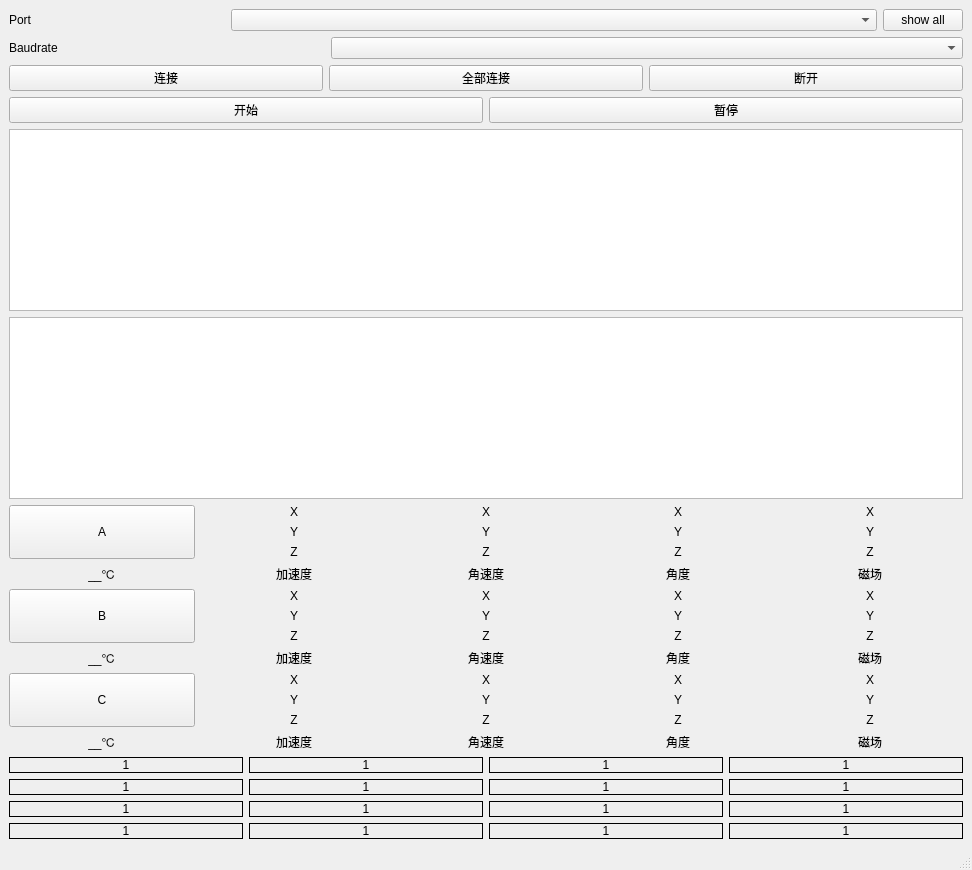
Bayyys/Notes, file ui/sensors.ui: the form before one commit.
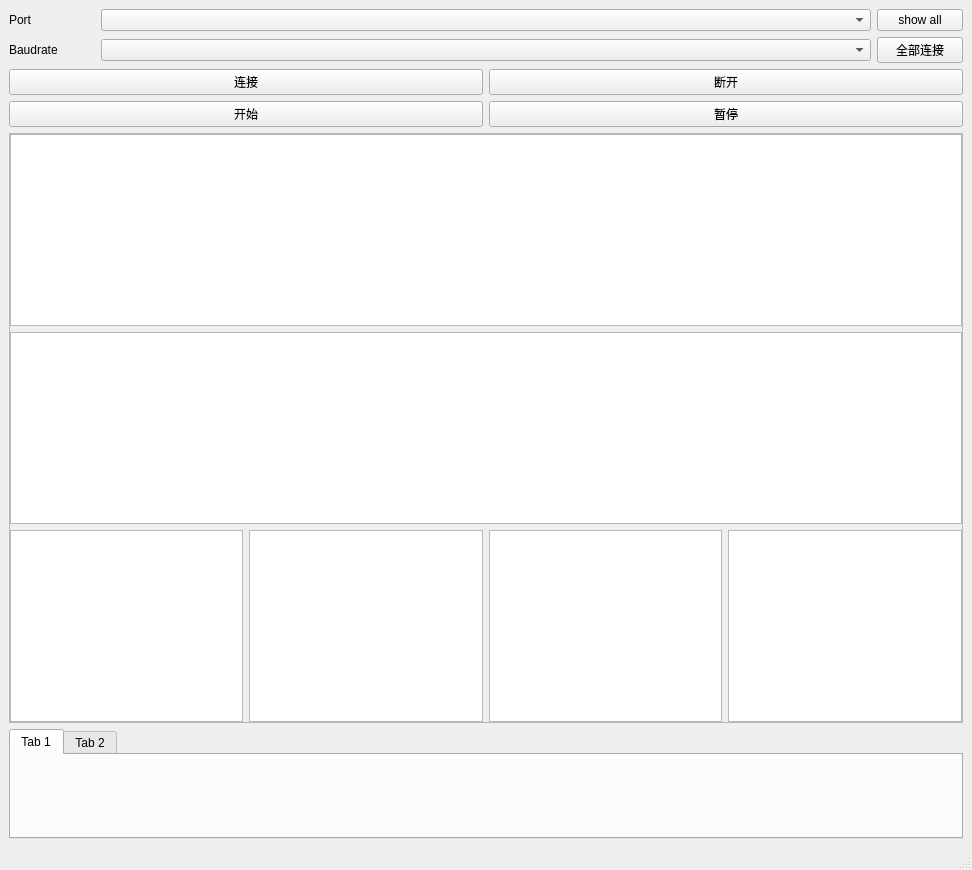
The form after the commit.

Patch:
```diff
--- a/ui/sensors.ui
+++ b/ui/sensors.ui
@@ -40,7 +40,7 @@
        <widget class="QComboBox" name="cb_port">
         <property name="sizePolicy">
          <sizepolicy hsizetype="Expanding" vsizetype="Fixed">
-          <horstretch>3</horstretch>
+          <horstretch>9</horstretch>
           <verstretch>0</verstretch>
          </sizepolicy>
         </property>
@@ -48,6 +48,12 @@
       </item>
       <item>
        <widget class="QPushButton" name="btn_port_all">
+        <property name="sizePolicy">
+         <sizepolicy hsizetype="Minimum" vsizetype="Fixed">
+          <horstretch>1</horstretch>
+          <verstretch>0</verstretch>
+         </sizepolicy>
+        </property>
         <property name="text">
          <string>show all</string>
         </property>
@@ -74,12 +80,25 @@
        <widget class="QComboBox" name="cb_baudrate">
         <property name="sizePolicy">
          <sizepolicy hsizetype="Expanding" vsizetype="Fixed">
-          <horstretch>2</horstretch>
+          <horstretch>9</horstretch>
           <verstretch>0</verstretch>
          </sizepolicy>
         </property>
        </widget>
       </item>
+      <item>
+       <widget class="QPushButton" name="btn_start_all">
+        <property name="sizePolicy">
+         <sizepolicy hsizetype="Minimum" vsizetype="Fixed">
+          <horstretch>1</horstretch>
+          <verstretch>0</verstretch>
+         </sizepolicy>
+        </property>
+        <property name="text">
+         <string>全部连接</string>
+        </property>
+       </widget>
+      </item>
      </layout>
     </item>
     <item>
@@ -91,13 +110,6 @@
         </property>
        </widget>
       </item>
-      <item>
-       <widget class="QPushButton" name="btn_start_all">
-        <property name="text">
-         <string>全部连接</string>
-        </property>
-       </widget>
-      </item>
       <item>
        <widget class="QPushButton" name="btn_stop">
         <property name="text">
@@ -126,980 +138,109 @@
      </layout>
     </item>
     <item>
-     <widget class="QTextEdit" name="et_print">
-      <property name="readOnly">
-       <bool>true</bool>
+     <widget class="QFrame" name="frame_2">
+      <property name="frameShape">
+       <enum>QFrame::StyledPanel</enum>
       </property>
-     </widget>
-    </item>
-    <item>
-     <widget class="QTextEdit" name="et_show">
-      <property name="readOnly">
-       <bool>true</bool>
+      <property name="frameShadow">
+       <enum>QFrame::Raised</enum>
       </property>
+      <layout class="QVBoxLayout" name="verticalLayout_4">
+       <property name="leftMargin">
+        <number>0</number>
+       </property>
+       <property name="topMargin">
+        <number>0</number>
+       </property>
+       <property name="rightMargin">
+        <number>0</number>
+       </property>
+       <property name="bottomMargin">
+        <number>0</number>
+       </property>
+       <item>
+        <widget class="QTextEdit" name="et_print">
+         <property name="readOnly">
+          <bool>true</bool>
+         </property>
+        </widget>
+       </item>
+       <item>
+        <widget class="QTextEdit" name="et_show">
+         <property name="enabled">
+          <bool>true</bool>
+         </property>
+         <property name="readOnly">
+          <bool>true</bool>
+         </property>
+        </widget>
+       </item>
+       <item>
+        <layout class="QHBoxLayout" name="horizontalLayout_5">
+         <item>
+          <widget class="QTextEdit" name="et_show_A">
+           <property name="readOnly">
+            <bool>true</bool>
+           </property>
+          </widget>
+         </item>
+         <item>
+          <widget class="QTextEdit" name="et_show_B">
+           <property name="readOnly">
+            <bool>true</bool>
+           </property>
+          </widget>
+         </item>
+         <item>
+          <widget class="QTextEdit" name="et_show_C">
+           <property name="readOnly">
+            <bool>true</bool>
+           </property>
+          </widget>
+         </item>
+         <item>
+          <widget class="QTextEdit" name="et_show_H">
+           <property name="readOnly">
+            <bool>true</bool>
+           </property>
+          </widget>
+         </item>
+        </layout>
+       </item>
+      </layout>
      </widget>
     </item>
     <item>
-     <layout class="QHBoxLayout" name="layout_A">
-      <item>
-       <layout class="QVBoxLayout" name="layout_A_info">
-        <item>
-         <widget class="QPushButton" name="btn_lb_A">
-          <property name="sizePolicy">
-           <sizepolicy hsizetype="Minimum" vsizetype="Expanding">
-            <horstretch>0</horstretch>
-            <verstretch>3</verstretch>
-           </sizepolicy>
-          </property>
-          <property name="text">
-           <string>A</string>
-          </property>
-          <property name="checkable">
-           <bool>false</bool>
-          </property>
-          <property name="autoExclusive">
-           <bool>false</bool>
-          </property>
-          <property name="autoDefault">
-           <bool>false</bool>
-          </property>
-          <property name="flat">
-           <bool>false</bool>
-          </property>
-         </widget>
-        </item>
-        <item>
-         <widget class="QLabel" name="lb_A_Temperature">
-          <property name="sizePolicy">
-           <sizepolicy hsizetype="Preferred" vsizetype="Expanding">
-            <horstretch>0</horstretch>
-            <verstretch>1</verstretch>
-           </sizepolicy>
-          </property>
-          <property name="frameShape">
-           <enum>QFrame::NoFrame</enum>
-          </property>
-          <property name="frameShadow">
-           <enum>QFrame::Plain</enum>
-          </property>
-          <property name="text">
-           <string>__℃</string>
-          </property>
-          <property name="alignment">
-           <set>Qt::AlignCenter</set>
-          </property>
-          <property name="openExternalLinks">
-           <bool>false</bool>
-          </property>
-         </widget>
-        </item>
-       </layout>
-      </item>
-      <item>
-       <layout class="QVBoxLayout" name="layout_A_Acc">
-        <item>
-         <widget class="QLabel" name="lb_A_XAcc">
-          <property name="text">
-           <string>X</string>
-          </property>
-          <property name="alignment">
-           <set>Qt::AlignCenter</set>
-          </property>
-         </widget>
-        </item>
-        <item>
-         <widget class="QLabel" name="lb_A_YAcc">
-          <property name="text">
-           <string>Y</string>
-          </property>
-          <property name="alignment">
-           <set>Qt::AlignCenter</set>
-          </property>
-         </widget>
-        </item>
-        <item>
-         <widget class="QLabel" name="lb_A_ZAcc">
-          <property name="text">
-           <string>Z</string>
-          </property>
-          <property name="alignment">
-           <set>Qt::AlignCenter</set>
-          </property>
-         </widget>
-        </item>
-        <item>
-         <widget class="QLabel" name="lb_A_Acc">
-          <property name="text">
-           <string>加速度</string>
-          </property>
-          <property name="alignment">
-           <set>Qt::AlignCenter</set>
-          </property>
-         </widget>
-        </item>
-       </layout>
-      </item>
-      <item>
-       <layout class="QVBoxLayout" name="layout_A_Gyro">
-        <item>
-         <widget class="QLabel" name="lb_A_XGyro">
-          <property name="text">
-           <string>X</string>
-          </property>
-          <property name="alignment">
-           <set>Qt::AlignCenter</set>
-          </property>
-         </widget>
-        </item>
-        <item>
-         <widget class="QLabel" name="lb_A_YGyro">
-          <property name="text">
-           <string>Y</string>
-          </property>
-          <property name="alignment">
-           <set>Qt::AlignCenter</set>
-          </property>
-         </widget>
-        </item>
-        <item>
-         <widget class="QLabel" name="lb_A_ZGyro">
-          <property name="text">
-           <string>Z</string>
-          </property>
-          <property name="alignment">
-           <set>Qt::AlignCenter</set>
-          </property>
-         </widget>
-        </item>
-        <item>
-         <widget class="QLabel" name="lb_A_Gyro">
-          <property name="text">
-           <string>角速度</string>
-          </property>
-          <property name="alignment">
-           <set>Qt::AlignCenter</set>
-          </property>
-         </widget>
-        </item>
-       </layout>
-      </item>
-      <item>
-       <layout class="QVBoxLayout" name="layout_A_Angle">
-        <item>
-         <widget class="QLabel" name="lb_A_Roll">
-          <property name="text">
-           <string>X</string>
-          </property>
-          <property name="alignment">
-           <set>Qt::AlignCenter</set>
-          </property>
-         </widget>
-        </item>
-        <item>
-         <widget class="QLabel" name="lb_A_Pitch">
-          <property name="text">
-           <string>Y</string>
-          </property>
-          <property name="alignment">
-           <set>Qt::AlignCenter</set>
-          </property>
-         </widget>
-        </item>
-        <item>
-         <widget class="QLabel" name="lb_A_Yaw">
-          <property name="text">
-           <string>Z</string>
-          </property>
-          <property name="alignment">
-           <set>Qt::AlignCenter</set>
-          </property>
-         </widget>
-        </item>
-        <item>
-         <widget class="QLabel" name="lb_A_Angle">
-          <property name="text">
-           <string>角度</string>
-          </property>
-          <property name="alignment">
-           <set>Qt::AlignCenter</set>
-          </property>
-         </widget>
-        </item>
-       </layout>
-      </item>
-      <item>
-       <layout class="QVBoxLayout" name="layout_A_Mag">
-        <item>
-         <widget class="QLabel" name="lb_A_Hx">
-          <property name="text">
-           <string>X</string>
-          </property>
-          <property name="alignment">
-           <set>Qt::AlignCenter</set>
-          </property>
-         </widget>
-        </item>
-        <item>
-         <widget class="QLabel" name="lb_A_Hy">
-          <property name="text">
-           <string>Y</string>
-          </property>
-          <property name="alignment">
-           <set>Qt::AlignCenter</set>
-          </property>
-         </widget>
-        </item>
-        <item>
-         <widget class="QLabel" name="lb_A_Hz">
-          <property name="text">
-           <string>Z</string>
-          </property>
-          <property name="alignment">
-           <set>Qt::AlignCenter</set>
-          </property>
-         </widget>
-        </item>
-        <item>
-         <widget class="QLabel" name="lb_A_Mag">
-          <property name="text">
-           <string>磁场</string>
-          </property>
-          <property name="alignment">
-           <set>Qt::AlignCenter</set>
-          </property>
-         </widget>
-        </item>
-       </layout>
-      </item>
-     </layout>
-    </item>
-    <item>
-     <layout class="QHBoxLayout" name="layout_B">
-      <item>
-       <layout class="QVBoxLayout" name="layout_B_info">
-        <item>
-         <widget class="QPushButton" name="btn_lb_B">
-          <property name="sizePolicy">
-           <sizepolicy hsizetype="Minimum" vsizetype="Expanding">
-            <horstretch>0</horstretch>
-            <verstretch>3</verstretch>
-           </sizepolicy>
-          </property>
-          <property name="text">
-           <string>B</string>
-          </property>
-          <property name="checkable">
-           <bool>false</bool>
-          </property>
-          <property name="autoExclusive">
-           <bool>false</bool>
-          </property>
-          <property name="autoDefault">
-           <bool>false</bool>
-          </property>
-          <property name="flat">
-           <bool>false</bool>
-          </property>
-         </widget>
-        </item>
-        <item>
-         <widget class="QLabel" name="lb_B_Temperature">
-          <property name="sizePolicy">
-           <sizepolicy hsizetype="Preferred" vsizetype="Expanding">
-            <horstretch>0</horstretch>
-            <verstretch>1</verstretch>
-           </sizepolicy>
-          </property>
-          <property name="frameShape">
-           <enum>QFrame::NoFrame</enum>
-          </property>
-          <property name="frameShadow">
-           <enum>QFrame::Plain</enum>
-          </property>
-          <property name="text">
-           <string>__℃</string>
-          </property>
-          <property name="alignment">
-           <set>Qt::AlignCenter</set>
-          </property>
-          <property name="openExternalLinks">
-           <bool>false</bool>
-          </property>
-         </widget>
-        </item>
-       </layout>
-      </item>
-      <item>
-       <layout class="QVBoxLayout" name="layout_B_Acc">
-        <item>
-         <widget class="QLabel" name="lb_B_XAcc">
-          <property name="text">
-           <string>X</string>
-          </property>
-          <property name="alignment">
-           <set>Qt::AlignCenter</set>
-          </property>
-         </widget>
-        </item>
-        <item>
-         <widget class="QLabel" name="lb_B_YAcc">
-          <property name="text">
-           <string>Y</string>
-          </property>
-          <property name="alignment">
-           <set>Qt::AlignCenter</set>
-          </property>
-         </widget>
-        </item>
-        <item>
-         <widget class="QLabel" name="lb_B_ZAcc">
-          <property name="text">
-           <string>Z</string>
-          </property>
-          <property name="alignment">
-           <set>Qt::AlignCenter</set>
-          </property>
-         </widget>
-        </item>
-        <item>
-         <widget class="QLabel" name="lb_B_Acc">
-          <property name="text">
-           <string>加速度</string>
-          </property>
-          <property name="alignment">
-           <set>Qt::AlignCenter</set>
-          </property>
-         </widget>
-        </item>
-       </layout>
-      </item>
-      <item>
-       <layout class="QVBoxLayout" name="layout_B_Gyro">
-        <item>
-         <widget class="QLabel" name="lb_B_XGyro">
-          <property name="text">
-           <string>X</string>
-          </property>
-          <property name="alignment">
-           <set>Qt::AlignCenter</set>
-          </property>
-         </widget>
-        </item>
-        <item>
-         <widget class="QLabel" name="lb_B_YGyro">
-          <property name="text">
-           <string>Y</string>
-          </property>
-          <property name="alignment">
-           <set>Qt::AlignCenter</set>
-          </property>
-         </widget>
-        </item>
-        <item>
-         <widget class="QLabel" name="lb_B_ZGyro">
-          <property name="text">
-           <string>Z</string>
-          </property>
-          <property name="alignment">
-           <set>Qt::AlignCenter</set>
-          </property>
-         </widget>
-        </item>
-        <item>
-         <widget class="QLabel" name="lb_B_Gyro">
-          <property name="text">
-           <string>角速度</string>
-          </property>
-          <property name="alignment">
-           <set>Qt::AlignCenter</set>
-          </property>
-         </widget>
-        </item>
-       </layout>
-      </item>
-      <item>
-       <layout class="QVBoxLayout" name="layout_B_Angle">
-        <item>
-         <widget class="QLabel" name="lb_B_Roll">
-          <property name="text">
-           <string>X</string>
-          </property>
-          <property name="alignment">
-           <set>Qt::AlignCenter</set>
-          </property>
-         </widget>
-        </item>
-        <item>
-         <widget class="QLabel" name="lb_B_Pitch">
-          <property name="text">
-           <string>Y</string>
-          </property>
-          <property name="alignment">
-           <set>Qt::AlignCenter</set>
-          </property>
-         </widget>
-        </item>
-        <item>
-         <widget class="QLabel" name="lb_B_Yaw">
-          <property name="text">
-           <string>Z</string>
-          </property>
-          <property name="alignment">
-           <set>Qt::AlignCenter</set>
-          </property>
-         </widget>
-        </item>
-        <item>
-         <widget class="QLabel" name="lb_B_Angle">
-          <property name="text">
-           <string>角度</string>
-          </property>
-          <property name="alignment">
-           <set>Qt::AlignCenter</set>
-          </property>
-         </widget>
-        </item>
-       </layout>
-      </item>
-      <item>
-       <layout class="QVBoxLayout" name="layout_B_Mag">
-        <item>
-         <widget class="QLabel" name="lb_B_Hx">
-          <property name="text">
-           <string>X</string>
-          </property>
-          <property name="alignment">
-           <set>Qt::AlignCenter</set>
-          </property>
-         </widget>
-        </item>
-        <item>
-         <widget class="QLabel" name="lb_B_Hy">
-          <property name="text">
-           <string>Y</string>
-          </property>
-          <property name="alignment">
-           <set>Qt::AlignCenter</set>
-          </property>
-         </widget>
-        </item>
-        <item>
-         <widget class="QLabel" name="lb_B_Hz">
-          <property name="text">
-           <string>Z</string>
-          </property>
-          <property name="alignment">
-           <set>Qt::AlignCenter</set>
-          </property>
-         </widget>
-        </item>
-        <item>
-         <widget class="QLabel" name="lb_B_Mag">
-          <property name="text">
-           <string>磁场</string>
-          </property>
-          <property name="alignment">
-           <set>Qt::AlignCenter</set>
-          </property>
-         </widget>
-        </item>
-       </layout>
-      </item>
-     </layout>
-    </item>
-    <item>
-     <layout class="QHBoxLayout" name="layout_C">
-      <item>
-       <layout class="QVBoxLayout" name="layout_C_info">
-        <item>
-         <widget class="QPushButton" name="btn_lb_C">
-          <property name="sizePolicy">
-           <sizepolicy hsizetype="Minimum" vsizetype="Expanding">
-            <horstretch>0</horstretch>
-            <verstretch>3</verstretch>
-           </sizepolicy>
-          </property>
-          <property name="text">
-           <string>C</string>
-          </property>
-          <property name="checkable">
-           <bool>false</bool>
-          </property>
-          <property name="autoExclusive">
-           <bool>false</bool>
-          </property>
-          <property name="autoDefault">
-           <bool>false</bool>
-          </property>
-          <property name="flat">
-           <bool>false</bool>
-          </property>
-         </widget>
-        </item>
-        <item>
-         <widget class="QLabel" name="lb_C_Temperature">
-          <property name="sizePolicy">
-           <sizepolicy hsizetype="Preferred" vsizetype="Expanding">
-            <horstretch>0</horstretch>
-            <verstretch>1</verstretch>
-           </sizepolicy>
-          </property>
-          <property name="frameShape">
-           <enum>QFrame::NoFrame</enum>
-          </property>
-          <property name="frameShadow">
-           <enum>QFrame::Plain</enum>
-          </property>
-          <property name="text">
-           <string>__℃</string>
-          </property>
-          <property name="alignment">
-           <set>Qt::AlignCenter</set>
-          </property>
-          <property name="openExternalLinks">
-           <bool>false</bool>
-          </property>
-         </widget>
-        </item>
-       </layout>
-      </item>
-      <item>
-       <layout class="QVBoxLayout" name="layout_C_Acc">
-        <item>
-         <widget class="QLabel" name="lb_C_XAcc">
-          <property name="text">
-           <string>X</string>
-          </property>
-          <property name="alignment">
-           <set>Qt::AlignCenter</set>
-          </property>
-         </widget>
-        </item>
-        <item>
-         <widget class="QLabel" name="lb_C_YAcc">
-          <property name="text">
-           <string>Y</string>
-          </property>
-          <property name="alignment">
-           <set>Qt::AlignCenter</set>
-          </property>
-         </widget>
-        </item>
-        <item>
-         <widget class="QLabel" name="lb_C_ZAcc">
-          <property name="text">
-           <string>Z</string>
-          </property>
-          <property name="alignment">
-           <set>Qt::AlignCenter</set>
-          </property>
-         </widget>
-        </item>
-        <item>
-         <widget class="QLabel" name="lb_C_Acc">
-          <property name="text">
-           <string>加速度</string>
-          </property>
-          <property name="alignment">
-           <set>Qt::AlignCenter</set>
-          </property>
-         </widget>
-        </item>
-       </layout>
-      </item>
-      <item>
-       <layout class="QVBoxLayout" name="layout_C_Gyro">
-        <item>
-         <widget class="QLabel" name="lb_C_XGyro">
-          <property name="text">
-           <string>X</string>
-          </property>
-          <property name="alignment">
-           <set>Qt::AlignCenter</set>
-          </property>
-         </widget>
-        </item>
-        <item>
-         <widget class="QLabel" name="lb_C_YGyro">
-          <property name="text">
-           <string>Y</string>
-          </property>
-          <property name="alignment">
-           <set>Qt::AlignCenter</set>
-          </property>
-         </widget>
-        </item>
-        <item>
-         <widget class="QLabel" name="lb_C_ZGyro">
-          <property name="text">
-           <string>Z</string>
-          </property>
-          <property name="alignment">
-           <set>Qt::AlignCenter</set>
-          </property>
-         </widget>
-        </item>
-        <item>
-         <widget class="QLabel" name="lb_C_Gyro">
-          <property name="text">
-           <string>角速度</string>
-          </property>
-          <property name="alignment">
-           <set>Qt::AlignCenter</set>
-          </property>
-         </widget>
-        </item>
-       </layout>
-      </item>
-      <item>
-       <layout class="QVBoxLayout" name="layout_C_Angle">
-        <item>
-         <widget class="QLabel" name="lb_C_Roll">
-          <property name="text">
-           <string>X</string>
-          </property>
-          <property name="alignment">
-           <set>Qt::AlignCenter</set>
-          </property>
-         </widget>
-        </item>
-        <item>
-         <widget class="QLabel" name="lb_C_Pitch">
-          <property name="text">
-           <string>Y</string>
-          </property>
-          <property name="alignment">
-           <set>Qt::AlignCenter</set>
-          </property>
-         </widget>
-        </item>
-        <item>
-         <widget class="QLabel" name="lb_C_Yaw">
-          <property name="text">
-           <string>Z</string>
-          </property>
-          <property name="alignment">
-           <set>Qt::AlignCenter</set>
-          </property>
-         </widget>
-        </item>
-        <item>
-         <widget class="QLabel" name="lb_C_Angle">
-          <property name="text">
-           <string>角度</string>
-          </property>
-          <property name="alignment">
-           <set>Qt::AlignCenter</set>
-          </property>
-         </widget>
-        </item>
-       </layout>
-      </item>
-      <item>
-       <layout class="QVBoxLayout" name="layout_C_Mag">
-        <item>
-         <widget class="QLabel" name="lb_C_Hx">
-          <property name="text">
-           <string>X</string>
-          </property>
-          <property name="alignment">
-           <set>Qt::AlignCenter</set>
-          </property>
-         </widget>
-        </item>
-        <item>
-         <widget class="QLabel" name="lb_C_Hy">
-          <property name="text">
-           <string>Y</string>
-          </property>
-          <property name="alignment">
-           <set>Qt::AlignCenter</set>
-          </property>
-         </widget>
-        </item>
-        <item>
-         <widget class="QLabel" name="lb_C_Hz">
-          <property name="text">
-           <string>Z</string>
-          </property>
-          <property name="alignment">
-           <set>Qt::AlignCenter</set>
-          </property>
-         </widget>
-        </item>
-        <item>
-         <widget class="QLabel" name="lb_C_Mag_3">
-          <property name="text">
-           <string>磁场</string>
-          </property>
-          <property name="alignment">
-           <set>Qt::AlignCenter</set>
-          </property>
-         </widget>
-        </item>
-       </layout>
-      </item>
-     </layout>
-    </item>
-    <item>
-     <layout class="QGridLayout" name="gridLayout">
-      <item row="1" column="2">
-       <widget class="QLabel" name="lb_p_7">
-        <property name="styleSheet">
-         <string notr="true"/>
+     <widget class="QTabWidget" name="tabWidget">
+      <property name="currentIndex">
+       <number>0</number>
+      </property>
+      <widget class="QWidget" name="tab">
+       <attribute name="title">
+        <string>Tab 1</string>
+       </attribute>
+       <layout class="QVBoxLayout" name="verticalLayout_3">
+        <property name="leftMargin">
+         <number>0</number>
         </property>
-        <property name="frameShape">
-         <enum>QFrame::Box</enum>
+        <property name="topMargin">
+         <number>0</number>
         </property>
-        <property name="text">
-         <string>1</string>
+        <property name="rightMargin">
+         <number>0</number>
         </property>
-        <property name="alignment">
-         <set>Qt::AlignCenter</set>
+        <property name="bottomMargin">
+         <number>0</number>
         </property>
-       </widget>
-      </item>
-      <item row="2" column="0">
-       <widget class="QLabel" name="lb_p_9">
-        <property name="styleSheet">
-         <string notr="true"/>
-        </property>
-        <property name="frameShape">
-         <enum>QFrame::Box</enum>
-        </property>
-        <property name="text">
-         <string>1</string>
-        </property>
-        <property name="alignment">
-         <set>Qt::AlignCenter</set>
-        </property>
-       </widget>
-      </item>
-      <item row="3" column="3">
-       <widget class="QLabel" name="lb_p_16">
-        <property name="styleSheet">
-         <string notr="true"/>
-        </property>
-        <property name="frameShape">
-         <enum>QFrame::Box</enum>
-        </property>
-        <property name="text">
-         <string>1</string>
-        </property>
-        <property name="alignment">
-         <set>Qt::AlignCenter</set>
-        </property>
-       </widget>
-      </item>
-      <item row="0" column="2">
-       <widget class="QLabel" name="lb_p_3">
-        <property name="styleSheet">
-         <string notr="true"/>
-        </property>
-        <property name="frameShape">
-         <enum>QFrame::Box</enum>
-        </property>
-        <property name="text">
-         <string>1</string>
-        </property>
-        <property name="alignment">
-         <set>Qt::AlignCenter</set>
-        </property>
-       </widget>
-      </item>
-      <item row="2" column="1">
-       <widget class="QLabel" name="lb_p_10">
-        <property name="styleSheet">
-         <string notr="true"/>
-        </property>
-        <property name="frameShape">
-         <enum>QFrame::Box</enum>
-        </property>
-        <property name="text">
-         <string>1</string>
-        </property>
-        <property name="alignment">
-         <set>Qt::AlignCenter</set>
-        </property>
-       </widget>
-      </item>
-      <item row="1" column="1">
-       <widget class="QLabel" name="lb_p_6">
-        <property name="styleSheet">
-         <string notr="true"/>
-        </property>
-        <property name="frameShape">
-         <enum>QFrame::Box</enum>
-        </property>
-        <property name="text">
-         <string>1</string>
-        </property>
-        <property name="alignment">
-         <set>Qt::AlignCenter</set>
-        </property>
-       </widget>
-      </item>
-      <item row="3" column="2">
-       <widget class="QLabel" name="lb_p_15">
-        <property name="styleSheet">
-         <string notr="true"/>
-        </property>
-        <property name="frameShape">
-         <enum>QFrame::Box</enum>
-        </property>
-        <property name="text">
-         <string>1</string>
-        </property>
-        <property name="alignment">
-         <set>Qt::AlignCenter</set>
-        </property>
-       </widget>
-      </item>
-      <item row="2" column="3">
-       <widget class="QLabel" name="lb_p_12">
-        <property name="styleSheet">
-         <string notr="true"/>
-        </property>
-        <property name="frameShape">
-         <enum>QFrame::Box</enum>
-        </property>
-        <property name="text">
-         <string>1</string>
-        </property>
-        <property name="alignment">
-         <set>Qt::AlignCenter</set>
-        </property>
-       </widget>
-      </item>
-      <item row="0" column="1">
-       <widget class="QLabel" name="lb_p_2">
-        <property name="styleSheet">
-         <string notr="true"/>
-        </property>
-        <property name="frameShape">
-         <enum>QFrame::Box</enum>
-        </property>
-        <property name="text">
-         <string>1</string>
-        </property>
-        <property name="alignment">
-         <set>Qt::AlignCenter</set>
-        </property>
-       </widget>
-      </item>
-      <item row="0" column="3">
-       <widget class="QLabel" name="lb_p_4">
-        <property name="styleSheet">
-         <string notr="true"/>
-        </property>
-        <property name="frameShape">
-         <enum>QFrame::Box</enum>
-        </property>
-        <property name="text">
-         <string>1</string>
-        </property>
-        <property name="alignment">
-         <set>Qt::AlignCenter</set>
-        </property>
-       </widget>
-      </item>
-      <item row="3" column="0">
-       <widget class="QLabel" name="lb_p_13">
-        <property name="styleSheet">
-         <string notr="true"/>
-        </property>
-        <property name="frameShape">
-         <enum>QFrame::Box</enum>
-        </property>
-        <property name="text">
-         <string>1</string>
-        </property>
-        <property name="alignment">
-         <set>Qt::AlignCenter</set>
-        </property>
-       </widget>
-      </item>
-      <item row="1" column="0">
-       <widget class="QLabel" name="lb_p_5">
-        <property name="styleSheet">
-         <string notr="true"/>
-        </property>
-        <property name="frameShape">
-         <enum>QFrame::Box</enum>
-        </property>
-        <property name="text">
-         <string>1</string>
-        </property>
-        <property name="alignment">
-         <set>Qt::AlignCenter</set>
-        </property>
-       </widget>
-      </item>
-      <item row="2" column="2">
-       <widget class="QLabel" name="lb_p_11">
-        <property name="styleSheet">
-         <string notr="true"/>
-        </property>
-        <property name="frameShape">
-         <enum>QFrame::Box</enum>
-        </property>
-        <property name="text">
-         <string>1</string>
-        </property>
-        <property name="alignment">
-         <set>Qt::AlignCenter</set>
-        </property>
-       </widget>
-      </item>
-      <item row="0" column="0">
-       <widget class="QLabel" name="lb_p_1">
-        <property name="styleSheet">
-         <string notr="true"/>
-        </property>
-        <property name="frameShape">
-         <enum>QFrame::Box</enum>
-        </property>
-        <property name="text">
-         <string>1</string>
-        </property>
-        <property name="alignment">
-         <set>Qt::AlignCenter</set>
-        </property>
-       </widget>
-      </item>
-      <item row="1" column="3">
-       <widget class="QLabel" name="lb_p_8">
-        <property name="styleSheet">
-         <string notr="true"/>
-        </property>
-        <property name="frameShape">
-         <enum>QFrame::Box</enum>
-        </property>
-        <property name="text">
-         <string>1</string>
-        </property>
-        <property name="alignment">
-         <set>Qt::AlignCenter</set>
-        </property>
-       </widget>
-      </item>
-      <item row="3" column="1">
-       <widget class="QLabel" name="lb_p_14">
-        <property name="styleSheet">
-         <string notr="true"/>
-        </property>
-        <property name="frameShape">
-         <enum>QFrame::Box</enum>
-        </property>
-        <property name="text">
-         <string>1</string>
-        </property>
-        <property name="alignment">
-         <set>Qt::AlignCenter</set>
-        </property>
-       </widget>
-      </item>
-     </layout>
+       </layout>
+      </widget>
+      <widget class="QWidget" name="tab_2">
+       <attribute name="title">
+        <string>Tab 2</string>
+       </attribute>
+       <layout class="QVBoxLayout" name="verticalLayout_5"/>
+      </widget>
+     </widget>
     </item>
    </layout>
   </widget>
```
